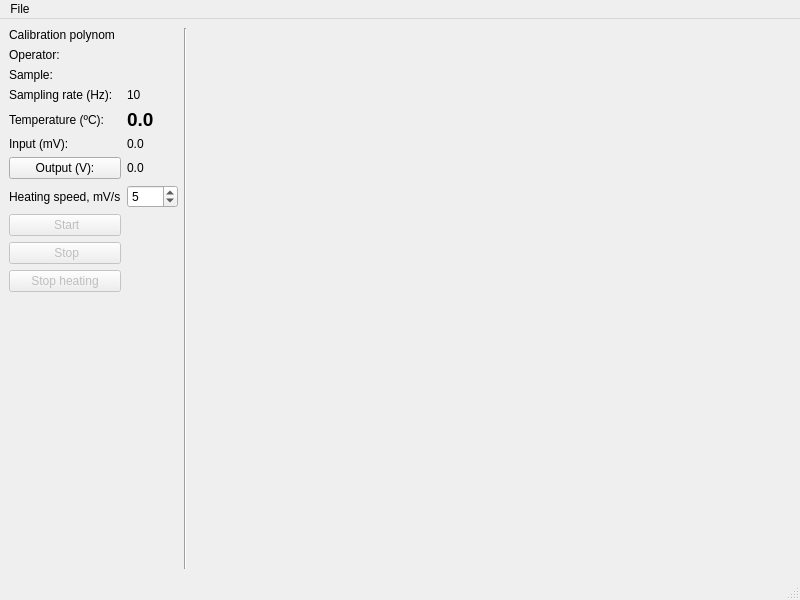
Old version of the form assets/MainWindow.ui in the repository ioyurev/vta-collection.
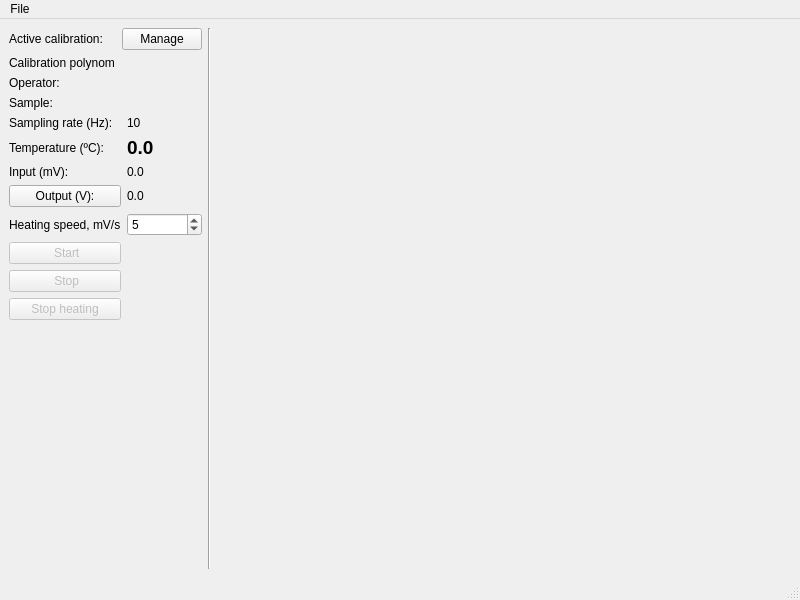
New version of the form. Icons and pictures are not drawn.

Commit message:
feat: add calibration management system
- Add CalibrationManagerDialog.ui with UI for managing multiple calibrations
- Implement CalibrationManager class for loading/saving calibrations to JSON files
- Create CalibrationManagerWindow for calibration CRUD operations
- Integrate calibration selection in NewMeasurementDialog
- Add active calibration display in MainWindow
- Implement calibration persistence in measurements
- Support calibration loading from measurement archives
- Add validation for calibration coefficients

Diff of the .ui file:
```diff
--- a/assets/MainWindow.ui
+++ b/assets/MainWindow.ui
@@ -41,6 +41,27 @@
         </property>
        </widget>
       </item>
+      <item row="2" column="0" colspan="2">
+       <layout class="QHBoxLayout" name="calibration_layout">
+        <item>
+         <widget class="QLabel" name="label_active_calibration">
+          <property name="text">
+           <string>Active calibration:</string>
+          </property>
+         </widget>
+        </item>
+        <item>
+         <widget class="QLabel" name="label_current_calibration"/>
+        </item>
+        <item>
+         <widget class="QPushButton" name="btn_manage_calibrations">
+          <property name="text">
+           <string>Manage</string>
+          </property>
+         </widget>
+        </item>
+       </layout>
+      </item>
       <item row="3" column="0" colspan="2">
        <widget class="QLabel" name="label_calibration">
         <property name="text">
```
The commit also changes 9 other files.
